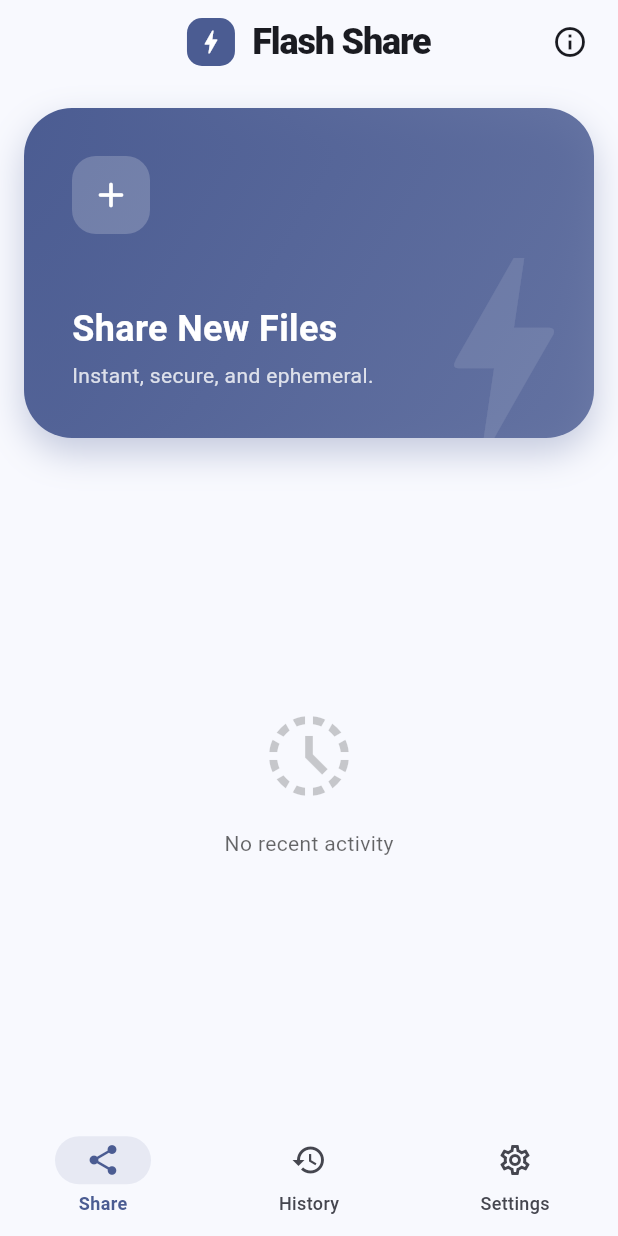
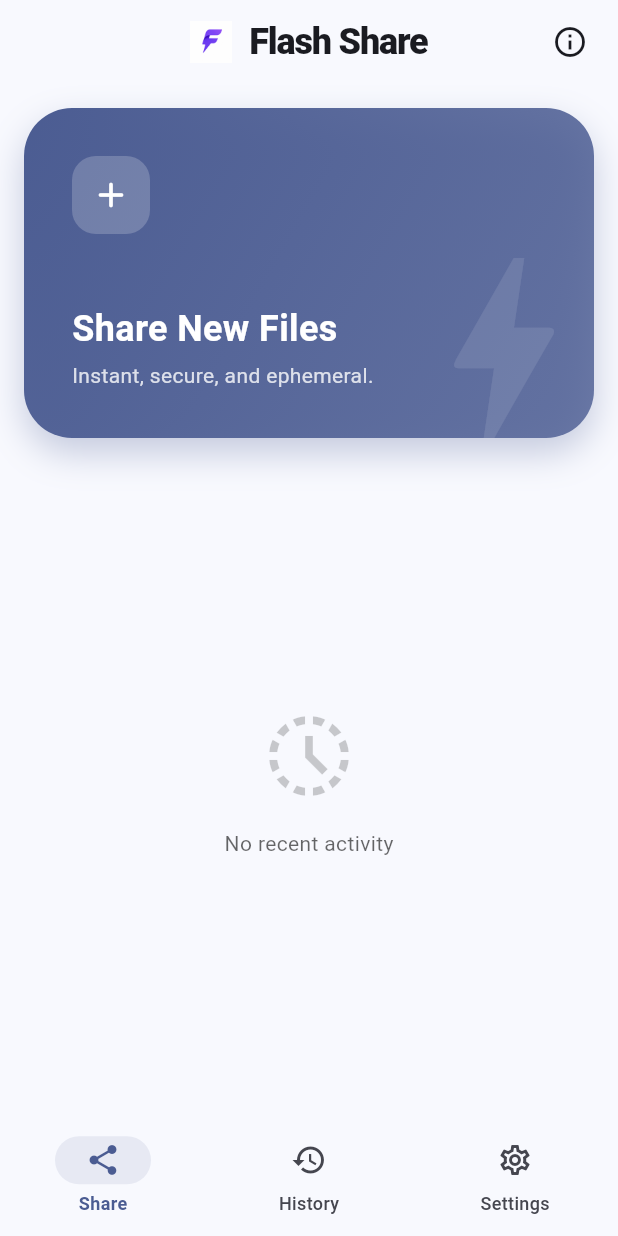
Before and after one commit to umairahmadx/flashshare, a Flutter app: the screen it shows after launch, on a phone screen of 412 x 824 dp. Run offline on Flutter 3.47's test engine with Material 3 defaults, Android fonts, the phone set to English and light mode, and no system bars; our stand-ins replace cached_network_image, dio, flutter_cache_manager, fluttertoast, permission_handler, qr_flutter and 2 more; missing offline and left inert: flutter_background_service, pdf_render, receive_sharing_intent, video_thumbnail.

Commit message:
Update app icons and improve UI theme
- Replaced app launcher icons for various resolutions (hdpi, mdpi, xhdpi, xxhdpi, xxxhdpi).
- Updated home page UI to use logo images based on the current theme (dark/light).
- Enhanced upload section UI with theme colors instead of hardcoded colors.
- Added QR dialog background and foreground colors to use theme colors.
- Introduced new color constants for QR code styling in theme.dart.
- Updated pubspec.yaml to include flutter_launcher_icons for automatic icon generation.
- Added new logo assets (logo_dark.png and logo_light.png).
- Updated web manifest to include share target configuration.
- Updated favicon and web icons with new designs.

```diff
--- a/lib/ui/home_page.dart
+++ b/lib/ui/home_page.dart
@@ -119,13 +119,12 @@ class _HomePageState extends State<HomePage> {
         title: Row(
           mainAxisSize: MainAxisSize.min,
           children: [
-            Container(
-              padding: const EdgeInsets.all(6),
-              decoration: BoxDecoration(
-                color: Theme.of(context).colorScheme.primary,
-                borderRadius: BorderRadius.circular(10),
-              ),
-              child: const Icon(Icons.bolt, color: Colors.white, size: 20),
+            Image.asset(
+              Theme.of(context).brightness == Brightness.dark
+                  ? 'assets/logo_dark.png'
+                  : 'assets/logo_light.png',
+              height: 28,
+              width: 28,
             ),
             const SizedBox(width: 12),
             Text(
@@ -305,7 +304,7 @@ class _UploadSection extends StatelessWidget {
           ],
         ),
         child: Material(
-          color: Colors.transparent,
+          color: scheme.surface.withValues(alpha: 0),
           child: InkWell(
             onTap: onPick,
             borderRadius: BorderRadius.circular(32),
@@ -317,7 +316,7 @@ class _UploadSection extends StatelessWidget {
                   child: Icon(
                     Icons.bolt,
                     size: 160,
-                    color: Colors.white.withValues(alpha: 0.1),
+                    color: scheme.onPrimary.withValues(alpha: 0.1),
                   ),
                 ),
                 Padding(
@@ -328,16 +327,16 @@ class _UploadSection extends StatelessWidget {
                       Container(
                         padding: const EdgeInsets.all(12),
                         decoration: BoxDecoration(
-                          color: Colors.white.withValues(alpha: 0.2),
+                          color: scheme.onPrimary.withValues(alpha: 0.2),
                           borderRadius: BorderRadius.circular(16),
                         ),
-                        child: const Icon(Icons.add_rounded, color: Colors.white, size: 28),
+                        child: Icon(Icons.add_rounded, color: scheme.onPrimary, size: 28),
                       ),
                       const Spacer(),
-                      const Text(
+                      Text(
                         'Share New Files',
                         style: TextStyle(
-                          color: Colors.white,
+                          color: scheme.onPrimary,
                           fontSize: 24,
                           fontWeight: FontWeight.bold,
                         ),
@@ -346,7 +345,7 @@ class _UploadSection extends StatelessWidget {
                       Text(
                         'Instant, secure, and ephemeral.',
                         style: TextStyle(
-                          color: Colors.white.withValues(alpha: 0.8),
+                          color: scheme.onPrimary.withValues(alpha: 0.8),
                           fontSize: 14,
                         ),
                       ),
--- a/lib/ui/qr_dialog.dart
+++ b/lib/ui/qr_dialog.dart
@@ -1,5 +1,6 @@
 import 'package:flutter/material.dart';
 import 'package:qr_flutter/qr_flutter.dart';
+import 'package:flashshare/ui/theme.dart';
 
 class QrDialog extends StatelessWidget {
   final String url;
@@ -36,7 +37,7 @@ class QrDialog extends StatelessWidget {
             Container(
               padding: const EdgeInsets.all(12),
               decoration: BoxDecoration(
-                color: Colors.white,
+                color: AppColors.qrBackground,
                 borderRadius: BorderRadius.circular(16),
               ),
               child: QrImageView(
@@ -46,11 +47,11 @@ class QrDialog extends StatelessWidget {
               gapless: false,
               eyeStyle: const QrEyeStyle(
                 eyeShape: QrEyeShape.square,
-                color: Colors.black,
+                color: AppColors.qrForeground,
               ),
               dataModuleStyle: const QrDataModuleStyle(
                 dataModuleShape: QrDataModuleShape.square,
-                color: Colors.black,
+                color: AppColors.qrForeground,
               ),
             ),
             ),
--- a/lib/ui/theme.dart
+++ b/lib/ui/theme.dart
@@ -22,6 +22,11 @@ class AppColors {
   };
 
   static const Color collection = Color(0xFFFFB300); // amber
+
+  // QR codes must stay black-on-white to remain machine-scannable; these are
+  // fixed physical colors, not theme colors, but live here per the single-source rule.
+  static const Color qrForeground = Color(0xFF000000); // black
+  static const Color qrBackground = Color(0xFFFFFFFF); // white
 }
 
 /// Blue primary seed; sophisticated Material 3 theme.
```
Also changed, not shown: pubspec.yaml (+14 -4 lines), assets/logo_dark.png (added), assets/logo_light.png (added), pubspec.lock, 12 other files.
